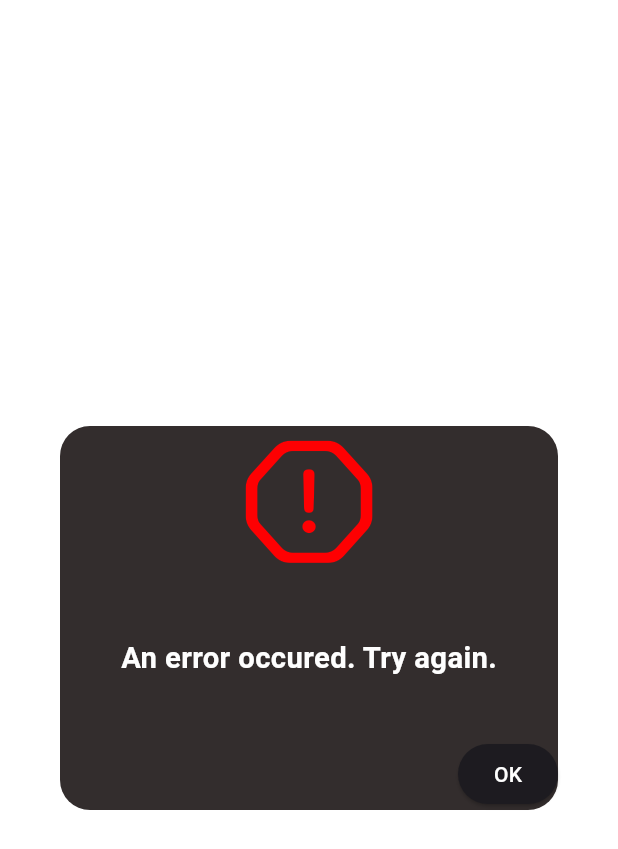
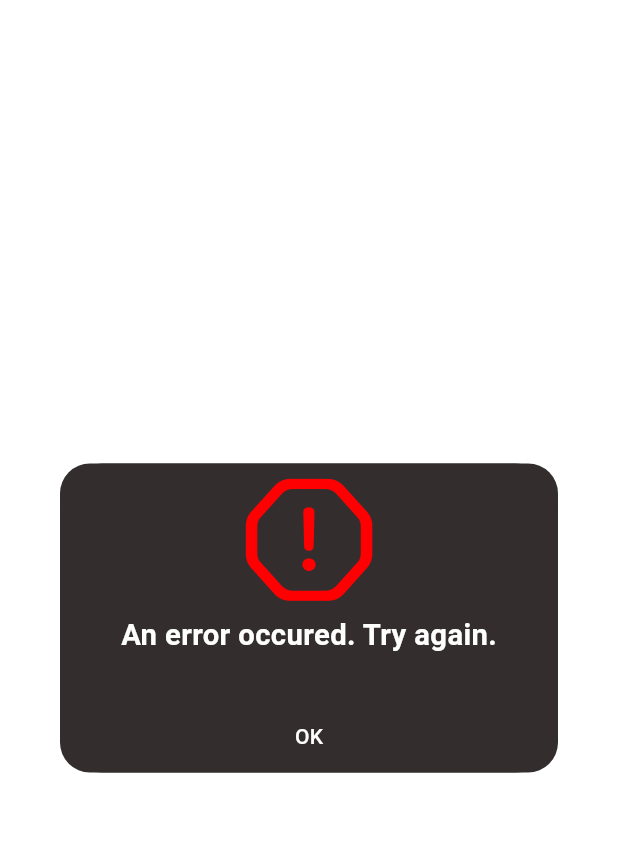
Before and after one commit to PubSec/DarkNet-Diaries, a Flutter app: the CustomErrorWidget screen opened directly, on a phone screen of 412 x 824 dp. Shown: the top 849 px of the screen. Run offline on Flutter 3.47's test engine with Material 3 defaults, Android fonts, the phone set to English and light mode, and no system bars; our stand-ins replace audio_video_progress_bar, dio, just_audio, rxdart.

Commit message:
minor fixes with some refactoring

```diff
--- a/lib/core/constant.dart
+++ b/lib/core/constant.dart
@@ -6,4 +6,5 @@ Color darknetBlack = const Color(0xFF010101);
 Color darknetGrey = const Color(0xFFc8c8c8);
 Color darknetWhite = const Color(0xFFfefefe);
 Color darkDarkNetGrey = const Color.fromARGB(255, 51, 45, 45);
-String url = "https://darknetdiaries.com/darknet-diaries-all-episode-links.txt";
+String darknetUrl =
+    "https://darknetdiaries.com/darknet-diaries-all-episode-links.txt";
--- a/lib/core/error_widget.dart
+++ b/lib/core/error_widget.dart
@@ -22,8 +22,7 @@ class CustomErrorWidget extends StatelessWidget {
                 size: 100,
                 color: darknetRed,
               ),
-              Padding(
-                padding: EdgeInsets.all(40),
+              Center(
                 child: Text(
                   "An error occured. Try again.",
                   style: TextStyle(
@@ -33,13 +32,11 @@ class CustomErrorWidget extends StatelessWidget {
                   ),
                 ),
               ),
-              Row(
-                mainAxisAlignment: MainAxisAlignment.end,
-                children: [
-                  ElevatedButton(
-
+              Padding(
+                padding: EdgeInsets.only(top: 30),
+                child: TextButton(
                   onPressed: () {
-                      Navigator.of(context).pop();
+                    Navigator.pop(context);
                   },
                   child: Text(
                     "OK",
@@ -47,8 +44,7 @@ class CustomErrorWidget extends StatelessWidget {
                       color: darknetWhite,
                     ),
                   ),
-                  )
-                ],
+                ),
               )
             ],
           ),
```
Also changed, not shown: lib/core/functions.dart (+16 -1 lines), lib/views/home_view.dart (+25 -11 lines), lib/widgets/player_widget.dart (+10 -9 lines), 1 other file. Lines whose indentation alone changed are shown as unchanged.
